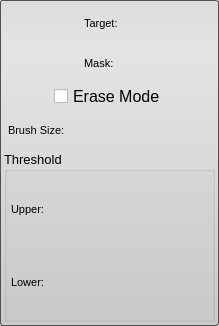
First picture: the form in src/Interface/ToolInterface/PaintToolInterface.ui, repository SCIInstitute/Seg3D, before the edit.
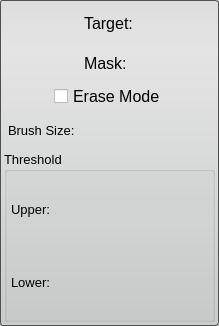
Second picture: the form after the edit.

Diff of the .ui file:
```diff
--- a/src/Interface/ToolInterface/PaintToolInterface.ui
+++ b/src/Interface/ToolInterface/PaintToolInterface.ui
@@ -69,11 +69,6 @@
          <height>0</height>
         </size>
        </property>
-       <property name="font">
-        <font>
-         <pointsize>8</pointsize>
-        </font>
-       </property>
        <property name="text">
         <string>Target:</string>
        </property>
@@ -100,11 +95,6 @@
          <height>0</height>
         </size>
        </property>
-       <property name="font">
-        <font>
-         <pointsize>8</pointsize>
-        </font>
-       </property>
        <property name="text">
         <string>Mask:</string>
        </property>
@@ -170,7 +160,7 @@
       <widget class="QLabel" name="brushLabel">
        <property name="font">
         <font>
-         <pointsize>8</pointsize>
+         <pointsize>10</pointsize>
         </font>
        </property>
        <property name="text">
@@ -249,7 +239,7 @@
          <widget class="QLabel" name="upperLabel">
           <property name="font">
            <font>
-            <pointsize>8</pointsize>
+            <pointsize>10</pointsize>
            </font>
           </property>
           <property name="text">
@@ -287,7 +277,7 @@
          <widget class="QLabel" name="lowerLabel">
           <property name="font">
            <font>
-            <pointsize>8</pointsize>
+            <pointsize>10</pointsize>
            </font>
           </property>
           <property name="text">
```
